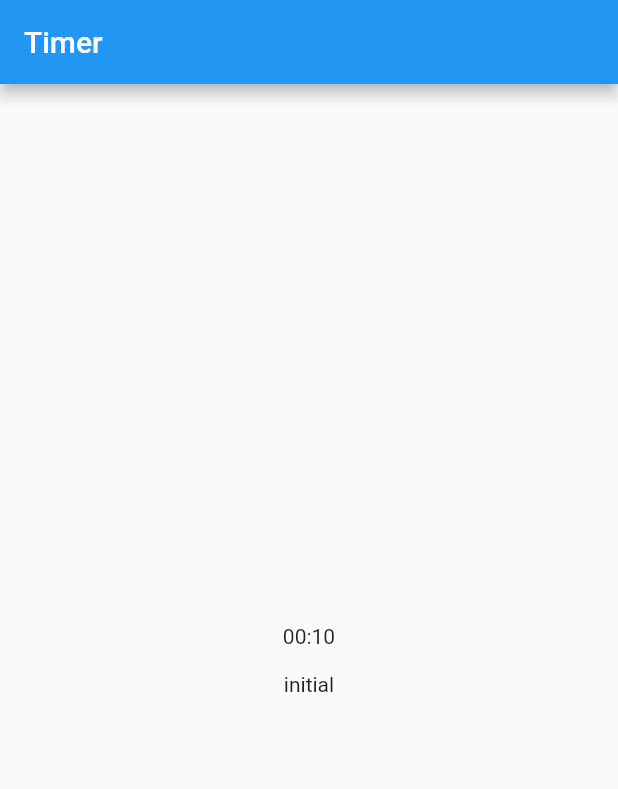
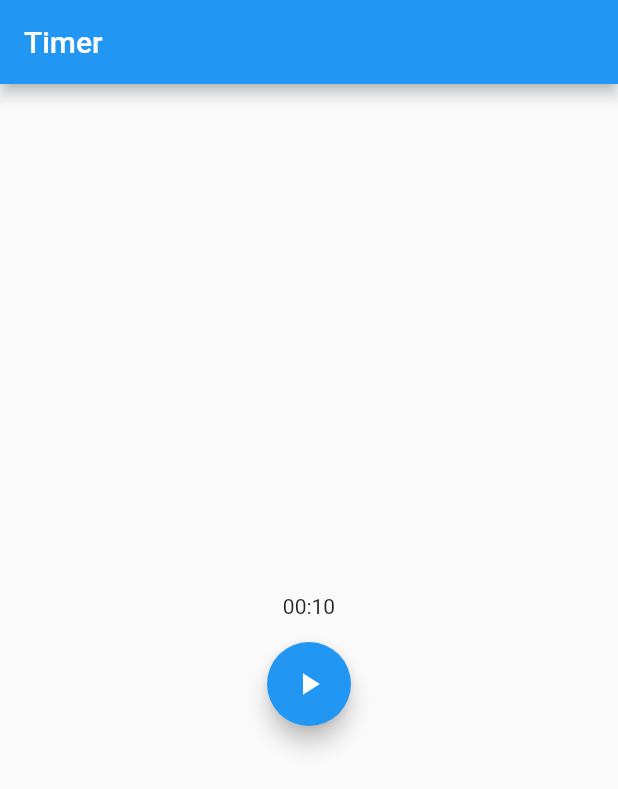
Before and after one commit to tomasbaran/minimalist_timer_app_v2, a Flutter app: the screen it shows after launch, on a phone screen of 412 x 824 dp. Shown: the top 789 px of the screen. Run offline on Flutter 3.47's test engine with Material 2 defaults, Android fonts, the phone set to English and light mode, and no system bars; our stand-ins replace get_it; missing offline and left inert: dart:ffi.

Commit message:
ButtonsContainer

```diff
--- a/lib/widgets/buttons_container/buttons_container.dart
+++ b/lib/widgets/buttons_container/buttons_container.dart
@@ -1,5 +1,9 @@
 import 'package:exp0_min_state_management_timer/services/service_locator.dart';
 import 'package:exp0_min_state_management_timer/widgets/buttons_container/buttons_container_manager.dart';
+import 'package:exp0_min_state_management_timer/widgets/buttons_container/buttons_container_notifier.dart';
+import 'package:exp0_min_state_management_timer/widgets/pause_button.dart';
+import 'package:exp0_min_state_management_timer/widgets/play_button.dart';
+import 'package:exp0_min_state_management_timer/widgets/reset_button.dart';
 import "package:flutter/material.dart";
 
 class ButtonsContainer extends StatelessWidget {
@@ -12,9 +16,13 @@ class ButtonsContainer extends StatelessWidget {
     final widgetManager = getIt<ButtonsContainerManager>();
     return ValueListenableBuilder(
       valueListenable: widgetManager.buttonsContainerNotifier,
-      builder: ((context, value, _child) => Column(
+      builder: ((context, buttonsState, child) => Row(
+            mainAxisAlignment: MainAxisAlignment.center,
             children: [
-              Text(value.name),
+              if (buttonsState == ButtonsState.initial) const PlayButton(),
+              if (buttonsState == ButtonsState.started) ...const [PauseButton(), SizedBox(width: 20), ResetButton()],
+              if (buttonsState == ButtonsState.paused) ...const [PlayButton(), SizedBox(width: 20), ResetButton()],
+              if (buttonsState == ButtonsState.finished) const ResetButton(),
             ],
           )),
     );
--- /dev/null
+++ b/lib/widgets/play_button.dart
@@ -0,0 +1,20 @@
+import 'package:exp0_min_state_management_timer/services/service_locator.dart';
+import 'package:exp0_min_state_management_timer/widgets/buttons_container/buttons_container_manager.dart';
+import 'package:flutter/material.dart';
+
+class PlayButton extends StatelessWidget {
+  const PlayButton({
+    super.key,
+  });
+
+  @override
+  Widget build(BuildContext context) {
+    return FloatingActionButton(
+      onPressed: () {
+        final widgetManager = getIt<ButtonsContainerManager>();
+        widgetManager.play();
+      },
+      child: Icon(Icons.play_arrow),
+    );
+  }
+}
```
Also changed, not shown: lib/widgets/buttons_container/buttons_container_manager.dart (+12 -7 lines), lib/widgets/buttons_container/buttons_container_notifier.dart (+6 -4 lines), lib/widgets/pause_button.dart (added, +20 -0 lines), lib/widgets/reset_button.dart (added, +20 -0 lines).
